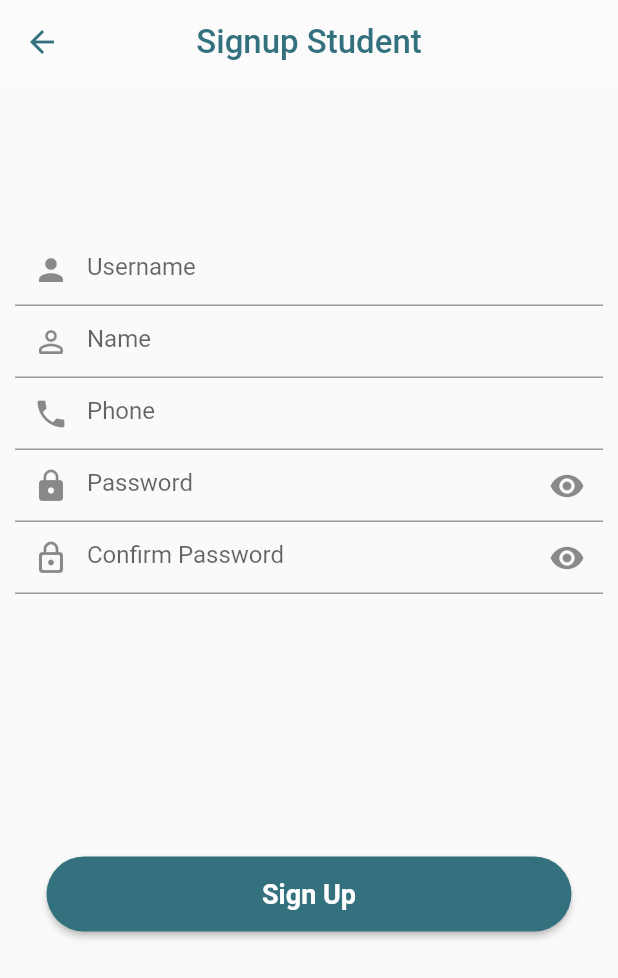
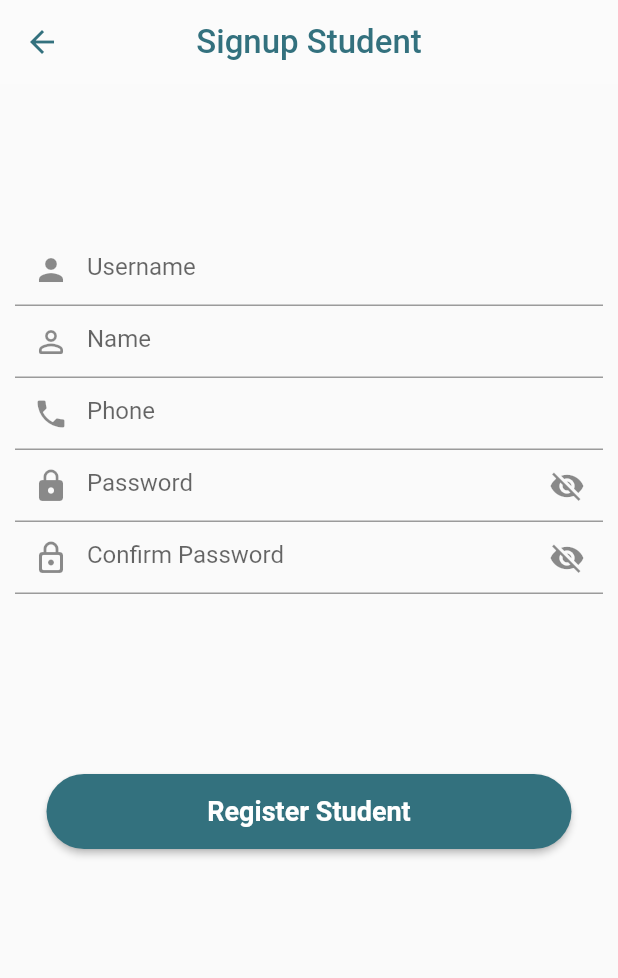
Before and after one commit to RegisSalesRA/django_flutter_college, a Flutter app: the SignUp screen opened by its route, swiped to page 3, on a phone screen of 412 x 824 dp. Shown: the top 978 px of the screen. Run offline on Flutter 3.47's test engine with Material 2 defaults, Android fonts, the phone set to English and light mode, and no system bars; our stand-ins replace dio, flutter_secure_storage, fluttertoast; accounts and stored records are empty.

Commit message:
register student and teacher and create controllers

```diff
--- a/client_flutter/lib/app/constant/address.dart
+++ b/client_flutter/lib/app/constant/address.dart
@@ -1,4 +1 @@
 String baseUrl = "http://10.0.2.2:8000";
-
-
-// Future.delayed(Duration(seconds: 3));
--- a/client_flutter/lib/presentation/signup/signup.dart
+++ b/client_flutter/lib/presentation/signup/signup.dart
@@ -1,8 +1,9 @@
-import 'package:client_flutter/app/app.dart';
 import 'package:client_flutter/presentation/signup/widgets/signup_screen.dart';
 import 'package:client_flutter/presentation/signup/widgets/signup_student.dart';
 import 'package:client_flutter/presentation/signup/widgets/signup_teacher.dart';
 import 'package:flutter/material.dart';
+
+import '../../data/repository/register_data_repository.dart';
 
 class SignUp extends StatefulWidget {
   const SignUp({super.key});
@@ -11,13 +12,14 @@ class SignUp extends StatefulWidget {
   State<SignUp> createState() => _SignUpState();
 }
 
-class _SignUpState extends State<SignUp>  {
+class _SignUpState extends State<SignUp> {
   final PageController _pageController = PageController(initialPage: 1);
-
+  final registerData = RegisterDataRepository();
   void goToPage(int pageIndex) {
+    registerData.cleanFields();
     _pageController.animateToPage(
       pageIndex,
-      duration: const Duration(milliseconds: 900),
+      duration: const Duration(milliseconds: 600),
       curve: Curves.easeInOut,
     );
   }
--- a/client_flutter/lib/presentation/signup/widgets/signup_student.dart
+++ b/client_flutter/lib/presentation/signup/widgets/signup_student.dart
@@ -1,6 +1,7 @@
 import 'package:flutter/material.dart';
 
 import '../../../app/app.dart';
+import '../../../data/repository/register_data_repository.dart';
 
 class SignUpStudent extends StatefulWidget {
   final VoidCallback backPageView;
@@ -14,32 +15,7 @@ class SignUpStudent extends StatefulWidget {
 }
 
 class _SignUpStudentState extends State<SignUpStudent> with ValidationMixin {
-  final formKey = GlobalKey<FormState>();
-  final usernameController = TextEditingController();
-  final nameController = TextEditingController();
-  final phoneController = TextEditingController();
-  final passwordController = TextEditingController();
-  final password2Controller = TextEditingController();
-  final ValueNotifier<bool> _confirmPassword = ValueNotifier<bool>(false);
-  final ValueNotifier<bool> _confirm2Password = ValueNotifier<bool>(false);
-
-  Future<void> onSave() async {
-    if (formKey.currentState!.validate()) {
-      print("Validoo");
-    } else {
-      print("Nao valido");
-    }
-  }
-
-  @override
-  void dispose() {
-    usernameController.dispose();
-    nameController.dispose();
-    phoneController.dispose();
-    passwordController.dispose();
-    password2Controller.dispose();
-    super.dispose();
-  }
+  final registerData = RegisterDataRepository();
 
   @override
   Widget build(BuildContext context) {
@@ -67,13 +43,12 @@ class _SignUpStudentState extends State<SignUpStudent> with ValidationMixin {
             height: 100,
           ),
           Form(
-            key: formKey,
+            key: registerData.formKeyStudent,
             child: Column(children: [
               Padding(
                 padding: const EdgeInsets.symmetric(horizontal: 10),
                 child: TextFormField(
-                  controller: usernameController,
-                  autovalidateMode: AutovalidateMode.onUserInteraction,
+                  controller: registerData.usernameController,
                   decoration: const InputDecoration(
                       prefixIcon: Icon(Icons.person), hintText: 'Username'),
                   validator: inputCanNotBeEmptyOrNull,
@@ -82,8 +57,7 @@ class _SignUpStudentState extends State<SignUpStudent> with ValidationMixin {
               Padding(
                 padding: const EdgeInsets.symmetric(horizontal: 10),
                 child: TextFormField(
-                  controller: nameController,
-                  autovalidateMode: AutovalidateMode.onUserInteraction,
+                  controller: registerData.nameController,
                   decoration: const InputDecoration(
                       prefixIcon: Icon(Icons.person_outline_rounded),
                       hintText: 'Name'),
@@ -93,29 +67,27 @@ class _SignUpStudentState extends State<SignUpStudent> with ValidationMixin {
               Padding(
                 padding: const EdgeInsets.symmetric(horizontal: 10),
                 child: TextFormField(
-                  controller: phoneController,
-                  autovalidateMode: AutovalidateMode.onUserInteraction,
+                  controller: registerData.phoneController,
                   decoration: const InputDecoration(
                       prefixIcon: Icon(Icons.phone), hintText: 'Phone'),
                   validator: isPhoneNumberValid,
                 ),
               ),
               ValueListenableBuilder<bool>(
-                valueListenable: _confirmPassword,
+                valueListenable: registerData.confirmPassword,
                 builder: (context, isLoading, child) {
                   return Padding(
                       padding: const EdgeInsets.symmetric(horizontal: 10),
                       child: TextFormField(
-                        controller: passwordController,
-                        autovalidateMode: AutovalidateMode.onUserInteraction,
-                        obscureText: _confirmPassword.value,
+                        controller: registerData.passwordController,
+                        obscureText: registerData.confirmPassword.value,
                         decoration: InputDecoration(
                             suffixIcon: IconButton(
                                 onPressed: () {
-                                  _confirmPassword.value =
-                                      !_confirmPassword.value;
+                                  registerData.confirmPassword.value =
+                                      !registerData.confirmPassword.value;
                                 },
-                                icon: Icon(_confirmPassword.value
+                                icon: Icon(registerData.confirmPassword.value
                                     ? Icons.visibility_off
                                     : Icons.visibility)),
                             prefixIcon: const Icon(Icons.lock),
@@ -125,51 +97,61 @@ class _SignUpStudentState extends State<SignUpStudent> with ValidationMixin {
                 },
               ),
               ValueListenableBuilder<bool>(
-                valueListenable: _confirm2Password,
+                valueListenable: registerData.confirm2Password,
                 builder: (context, isLoading, child) {
                   return Padding(
                       padding: const EdgeInsets.symmetric(horizontal: 10),
                       child: TextFormField(
-                        controller: password2Controller,
-                        autovalidateMode: AutovalidateMode.onUserInteraction,
-                        obscureText: _confirm2Password.value,
+                        controller: registerData.password2Controller,
+                        obscureText: registerData.confirm2Password.value,
                         decoration: InputDecoration(
                             suffixIcon: IconButton(
                                 onPressed: () {
-                                  _confirm2Password.value =
-                                      !_confirm2Password.value;
+                                  registerData.confirm2Password.value =
+                                      !registerData.confirm2Password.value;
                                 },
-                                icon: Icon(_confirm2Password.value
+                                icon: Icon(registerData.confirm2Password.value
                                     ? Icons.visibility_off
                                     : Icons.visibility)),
                             prefixIcon: const Icon(Icons.lock_outline_rounded),
                             hintText: 'Confirm Password'),
                         validator: (value) => validationMatchingPassword(
-                            value, passwordController),
+                            value, registerData.passwordController),
                       ));
                 },
               ),
             ]),
           ),
           const SizedBox(
-            height: 175,
+            height: 120,
           ),
-          SizedBox(
+          ValueListenableBuilder<bool>(
+              valueListenable: registerData.isLoading,
+              builder: (context, isLoading, child) {
+                return SizedBox(
                   width: 350,
                   height: 50,
                   child: ElevatedButton(
                     style: ElevatedButton.styleFrom(
                         shape: RoundedRectangleBorder(
                             borderRadius: BorderRadius.circular(25))),
-              onPressed: () {
-                onSave();
+                    onPressed: registerData.isLoading.value
+                        ? null
+                        : () async {
+                            FocusScope.of(context).unfocus();
+                            FocusScope.of(context).requestFocus(FocusNode());
+                            registerData.onSaveStudent();
                           },
-              child: const Text(
-                "Sign Up",
-                style: TextStyle(fontWeight: FontWeight.bold, fontSize: 18),
+                    child: registerData.isLoading.value
+                        ? const CircularProgressIndicator()
+                        : const Text(
+                            "Register Student",
+                            style: TextStyle(
+                                fontWeight: FontWeight.bold, fontSize: 18),
                           ),
                   ),
-          ),
+                );
+              }),
         ]),
       ),
     );
```
Also changed, not shown: client_flutter/lib/data/data/login_data.dart (+0 -9 lines), client_flutter/lib/data/data/register_data.dart (added, +64 -0 lines), client_flutter/lib/data/repository/register_data_repository.dart (added, +110 -0 lines), client_flutter/lib/presentation/login/login.dart (+8 -6 lines), client_flutter/lib/presentation/signup/widgets/signup_teacher.dart (+35 -52 lines). Lines whose indentation alone changed are shown as unchanged.
